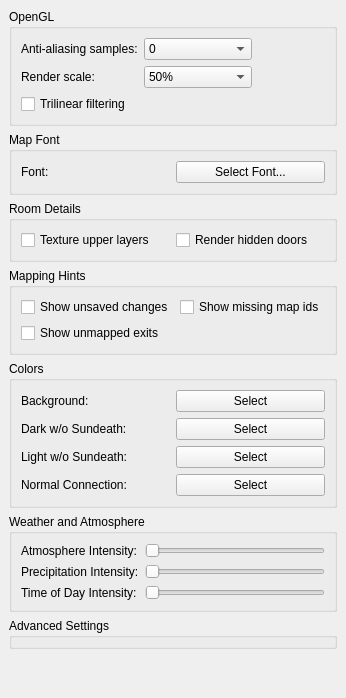
Above: src/preferences/graphicspage.ui from MUME/MMapper before the change. Below: the same form after it.
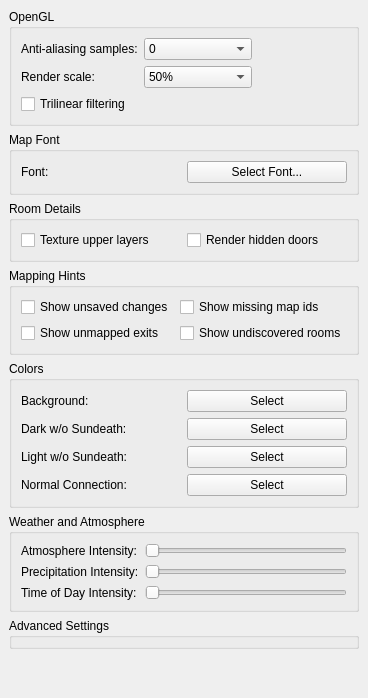
That is the form after the change.

Commit message: Add undiscovered room hints with per-character known-room caching

Diff of the .ui file:
```diff
--- a/src/preferences/graphicspage.ui
+++ b/src/preferences/graphicspage.ui
@@ -235,6 +235,16 @@
         </property>
        </widget>
       </item>
+      <item row="2" column="1">
+       <widget class="QCheckBox" name="drawUndiscoveredRooms">
+        <property name="toolTip">
+         <string>Show red dots on rooms this character does not know. Rooms seen in exits count as known. Uses a saved list for this character while GMCP refreshes it in the background. Requires room server IDs.</string>
+        </property>
+        <property name="text">
+         <string>Show undiscovered rooms</string>
+        </property>
+       </widget>
+      </item>
       <item row="2" column="0">
        <widget class="QCheckBox" name="drawNotMappedExits">
         <property name="text">
```
Left out of the diff: 1 changed line with no effect on the pictures. The commit also changes 28 other files.
